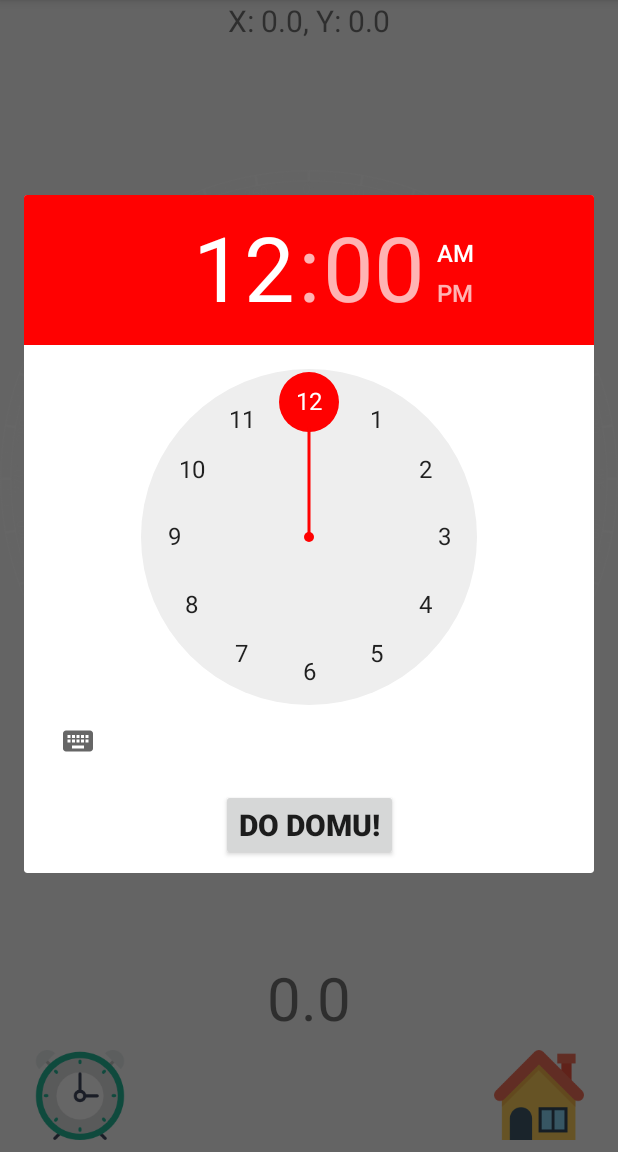
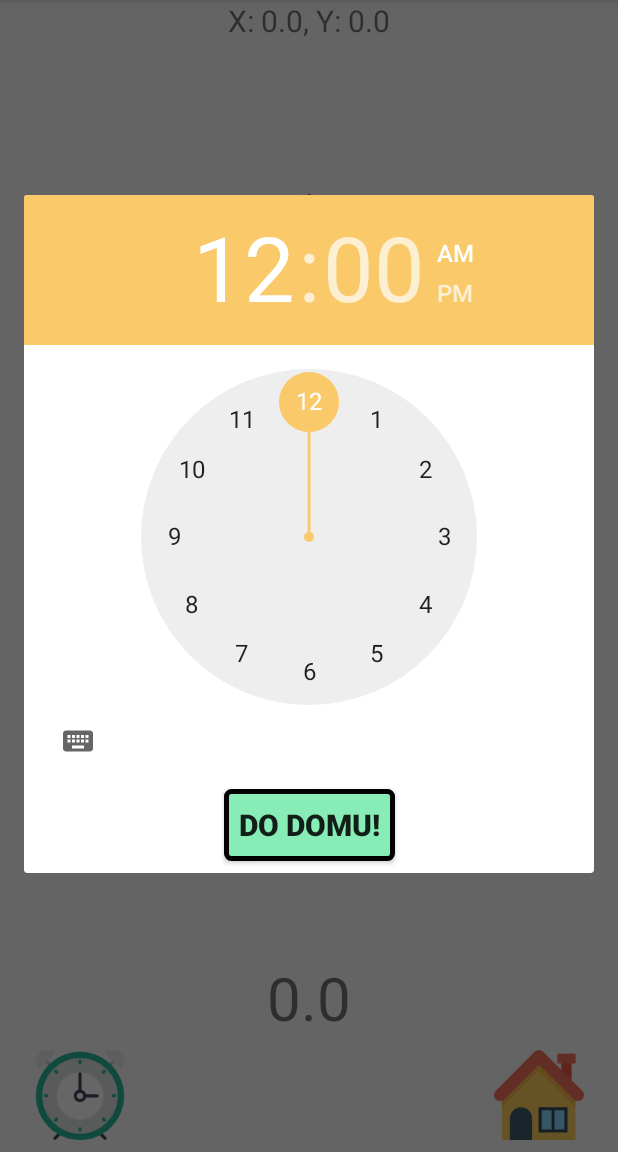
Before and after one commit to martarutkowska97/Android_natychmiast_do_domu, an Android app: the screen it shows after launch (MainActivity), after a tap on an icon or button, on a phone screen of 412 x 824 dp, the part 84-1236 px from its top. Run offline under Robolectric (Android 15) with nearby library versions, the phone set to English and light mode, and no system bars.

Commit message:
code improvement

```diff
--- a/SensorApplication/app/src/main/java/com/example/marta/sensorapplication/GPSTracker.java
+++ b/SensorApplication/app/src/main/java/com/example/marta/sensorapplication/GPSTracker.java
@@ -8,6 +8,8 @@ import android.content.Context;
 import android.content.pm.PackageManager;
 import android.location.Location;
 import android.support.v4.content.ContextCompat;
+import android.widget.Toast;
+
 import com.google.android.gms.location.FusedLocationProviderClient;
 import com.google.android.gms.location.LocationCallback;
 import com.google.android.gms.location.LocationRequest;
@@ -17,32 +19,24 @@ import com.google.android.gms.tasks.OnSuccessListener;
 
 public class GPSTracker{
 
-    private Context context;
+    private final Context context;
     private FusedLocationProviderClient fusedLocationProviderClient;
     private LocationCallback locationCallback;
     private GPSTrackerListener gpsTrackerListener;
 
 
-    GPSTracker(GPSTrackerListener gpsTrackerListener, Context context) {
+    GPSTracker(GPSTrackerListener gpsTrackerListener, final Context context) {
         super();
         this.context=context;
         fusedLocationProviderClient=LocationServices.getFusedLocationProviderClient(context);
         getLocation();
 
         this.gpsTrackerListener=gpsTrackerListener;
-
-
         locationCallback = new LocationCallback() {
             @Override
             public void onLocationResult(LocationResult locationResult) {
                 if (locationResult == null) {
-                    return;
-                }
-
-                for (Location location : locationResult.getLocations()) {
-//                    currentCoordinateX = location.getLatitude();
-//                    currentCoordinateY = location.getLongitude();
-//                    distance = calculateDistance();
+                    Toast.makeText(context,R.string.no_permission,Toast.LENGTH_LONG).show();
                 }
             }
 
@@ -52,9 +46,9 @@ public class GPSTracker{
     }
 
 
-    public void getLocation(){
+    private void getLocation(){
         if (ContextCompat.checkSelfPermission(context, android.Manifest.permission.ACCESS_FINE_LOCATION ) != PackageManager.PERMISSION_GRANTED) {
-            //return null;
+            Toast.makeText(context,R.string.no_permission,Toast.LENGTH_LONG).show();
         }
 
         fusedLocationProviderClient.getLastLocation()
@@ -70,12 +64,11 @@ public class GPSTracker{
         LocationRequest locationRequest;
         locationRequest = LocationRequest.create();
         locationRequest.setPriority(LocationRequest.PRIORITY_HIGH_ACCURACY);
-        locationRequest.setInterval(1000);
-        locationRequest.setFastestInterval(1000);
-        locationRequest.setPriority(LocationRequest.PRIORITY_BALANCED_POWER_ACCURACY);
+        locationRequest.setInterval(10);
+        locationRequest.setFastestInterval(10);
 
         if(ContextCompat.checkSelfPermission(context, android.Manifest.permission.ACCESS_FINE_LOCATION ) != PackageManager.PERMISSION_GRANTED) {
-            //return null;
+            Toast.makeText(context,R.string.no_permission,Toast.LENGTH_LONG).show();
         }
         fusedLocationProviderClient.requestLocationUpdates(locationRequest,locationCallback,null);
     }
--- a/SensorApplication/app/src/main/java/com/example/marta/sensorapplication/MainActivity.java
+++ b/SensorApplication/app/src/main/java/com/example/marta/sensorapplication/MainActivity.java
@@ -5,9 +5,6 @@ import android.content.Context;
 import android.content.DialogInterface;
 import android.content.SharedPreferences;
 import android.graphics.Color;
-import android.hardware.Sensor;
-import android.hardware.SensorEvent;
-import android.hardware.SensorEventListener;
 import android.hardware.SensorManager;
 import android.os.Handler;
 import android.support.v4.app.ActivityCompat;
@@ -32,7 +29,9 @@ public class MainActivity extends AppCompatActivity{
     public static final String SHARED_PREFERENCES_Y_COORD = "ycoord";
     public static final String SHARED_PREFERENCES_HOUR = "hour";
     public static final String SHARED_PREFERENCES_MINUTES = "minutes";
-    public static final String SET_HOME="?";
+    public static final String SET_HOME="0";
+
+    public static final int MILISECONDS_IN_A_DAY=86400*1000;
 
     ImageView ivCompass;
     ImageView ivArrow;
@@ -183,13 +182,13 @@ public class MainActivity extends AppCompatActivity{
             public void onLightSensorChange(float intensity) {
 
                 if(intensity>MINIMUM_LIGHT) {
-                    view.setBackgroundColor(view.getResources().getColor(R.color.background));
+                    view.setBackgroundColor(view.getResources().getColor(R.color.backgroundLight));
                     tvHomeCoordinates.setTextColor(view.getResources().getColor(R.color.textDark));
                     tvDistance.setTextColor(view.getResources().getColor(R.color.textDark));
                     ivArrow.setColorFilter(Color.BLACK);
                 }
                 else{
-                    view.setBackgroundColor(view.getResources().getColor(R.color.colorPrimary));
+                    view.setBackgroundColor(view.getResources().getColor(R.color.backgroundDark));
                     tvHomeCoordinates.setTextColor(view.getResources().getColor(R.color.textLight));
                     tvDistance.setTextColor(view.getResources().getColor(R.color.textLight));
                     ivArrow.setColorFilter(Color.rgb(200,35,26));
@@ -210,6 +209,14 @@ public class MainActivity extends AppCompatActivity{
                 ra.setFillAfter(true);
                 ivCompass.startAnimation(ra);
                 locationManager.setCurrentAzimuth(-degree);
+
+                float alpha = locationManager.calculateAngleToHome()+locationManager.getCurrentAzimuth();
+                RotateAnimation ra2 = new RotateAnimation(locationManager.getCurrentHomeAngle(),alpha,Animation.RELATIVE_TO_SELF,0.5f,
+                        Animation.RELATIVE_TO_SELF,0.5f);
+                ra2.setDuration(210);
+                ra2.setFillAfter(true);
+                ivArrow.startAnimation(ra2);
+                locationManager.setCurrentHomeAngle(alpha);
             }
         };
         compassSensor=new CompassSensor(sensorManager,compassListener);
@@ -225,13 +232,6 @@ public class MainActivity extends AppCompatActivity{
 
                 tvDistance.setText(locationManager.formatDistance(locationManager.calculateDistance()));
 
-                float alpha = locationManager.calculateAngleToHome()+locationManager.getCurrentAzimuth();
-                RotateAnimation ra2 = new RotateAnimation(locationManager.getCurrentHomeAngle(),alpha,Animation.RELATIVE_TO_SELF,0.5f,
-                        Animation.RELATIVE_TO_SELF,0.5f);
-                ra2.setDuration(210);
-                ra2.setFillAfter(true);
-                ivArrow.startAnimation(ra2);
-                locationManager.setCurrentHomeAngle(alpha);
             }
         };
         gpsTracker=new GPSTracker(gpsTrackerListener, getApplicationContext());
@@ -276,7 +276,11 @@ public class MainActivity extends AppCompatActivity{
         dest.set(Calendar.MINUTE, timeHolder.getMinute());
         dest.set(Calendar.SECOND, 0);
 
-        final long delta = dest.getTime().getTime() - cal.getTime().getTime();
+        long delta = dest.getTime().getTime() - cal.getTime().getTime();
+        //System.out.println(delta);
+        if(delta<0){
+            delta+=(MILISECONDS_IN_A_DAY);
+        }
 
         new Handler().postDelayed(new Runnable() {
             @Override
--- /dev/null
+++ b/SensorApplication/app/src/main/res/drawable/button.xml
@@ -0,0 +1,56 @@
+<?xml version="1.0" encoding="utf-8"?>
+<selector xmlns:android="http://schemas.android.com/apk/res/android">
+    <item android:state_pressed="true" >
+        <shape>
+            <solid
+                android:color="@color/buttonPressed">
+            </solid>
+            <stroke
+                android:width="3dp"
+                android:color="@color/textLight" />
+            <corners
+                android:radius="3dp" />
+            <padding
+                android:left="10dp"
+                android:top="10dp"
+                android:right="10dp"
+                android:bottom="10dp" />
+        </shape>
+    </item>
+
+    <item android:state_focused="true" >
+        <shape>
+            <solid
+                android:color="@color/buttonFocused">
+            </solid>
+            <stroke
+                android:width="3dp"
+                android:color="@color/colorPrimary" />
+            <corners
+                android:radius="3dp" />
+            <padding
+                android:left="10dp"
+                android:top="10dp"
+                android:right="10dp"
+                android:bottom="10dp" />
+        </shape>
+    </item>
+
+    <item>
+        <shape>
+            <solid
+                android:color="@color/buttonStandard">
+            </solid>
+            <stroke
+                android:width="3dp"
+                android:color="@color/textDark" />
+            <corners
+                android:radius="3dp" />
+            <padding
+                android:left="10dp"
+                android:top="10dp"
+                android:right="10dp"
+                android:bottom="10dp" />
+        </shape>
+    </item>
+</selector>
--- a/SensorApplication/app/src/main/res/layout/pop_up_do_domu.xml
+++ b/SensorApplication/app/src/main/res/layout/pop_up_do_domu.xml
@@ -42,6 +42,9 @@
         android:layout_marginStart="8dp"
         android:layout_marginTop="24dp"
         android:text="@string/ju_wracam_tato"
+        android:textSize="20sp"
+        android:textStyle="bold"
+        android:background="@drawable/button"
         app:layout_constraintBottom_toBottomOf="parent"
         app:layout_constraintEnd_toEndOf="parent"
         app:layout_constraintHorizontal_bias="0.502"
--- a/SensorApplication/app/src/main/res/layout/pop_up_set_hour.xml
+++ b/SensorApplication/app/src/main/res/layout/pop_up_set_hour.xml
@@ -23,8 +23,9 @@
         app:layout_constraintBottom_toBottomOf="parent"
         app:layout_constraintEnd_toEndOf="parent"
         app:layout_constraintStart_toStartOf="parent"
-        android:textSize="20dp"
+        android:textSize="20sp"
         android:textStyle="bold"
+        android:background="@drawable/button"
         />
 
 </android.support.constraint.ConstraintLayout>
--- a/SensorApplication/app/src/main/res/values/colors.xml
+++ b/SensorApplication/app/src/main/res/values/colors.xml
@@ -2,10 +2,17 @@
 <resources>
     <color name="colorPrimary">#40036b</color>
     <color name="colorPrimaryDark">#584c71</color>
-    <color name="colorAccent">#ff0101</color>
+    <color name="colorAccent">#f9c96a</color>
+
     <color name="textLight">#ffffff</color>
     <color name="textDark">#000000</color>
     <color name="dialogBackground">#ffb25a</color>
-    <color name="background">#fffc98</color>
+    <color name="clockColor">#a9ecf4</color>
+    <color name="backgroundLight">#fffc98</color>
+    <color name="backgroundDark">#3d0655</color>
+
+    <color name="buttonPressed">#ef8085</color>
+    <color name="buttonStandard">#87ecb6</color>
+    <color name="buttonFocused">#ba69de</color>
 
 </resources>
--- a/SensorApplication/app/src/main/res/values/strings.xml
+++ b/SensorApplication/app/src/main/res/values/strings.xml
@@ -17,6 +17,7 @@
     <string name="nie">NIE</string>
     <string name="dom">"Czy na pewno tu jest Twój dom?</string>
     <string name="zapisano">Zapisano jako dom</string>
+    <string name="no_permission">Aplikacja nie uzyskała odpowiednich zezwoleń</string>
 
 
 
```
Also changed, not shown: SensorApplication/app/src/main/assets/angry.png, SensorApplication/app/src/main/assets/compass.png.
